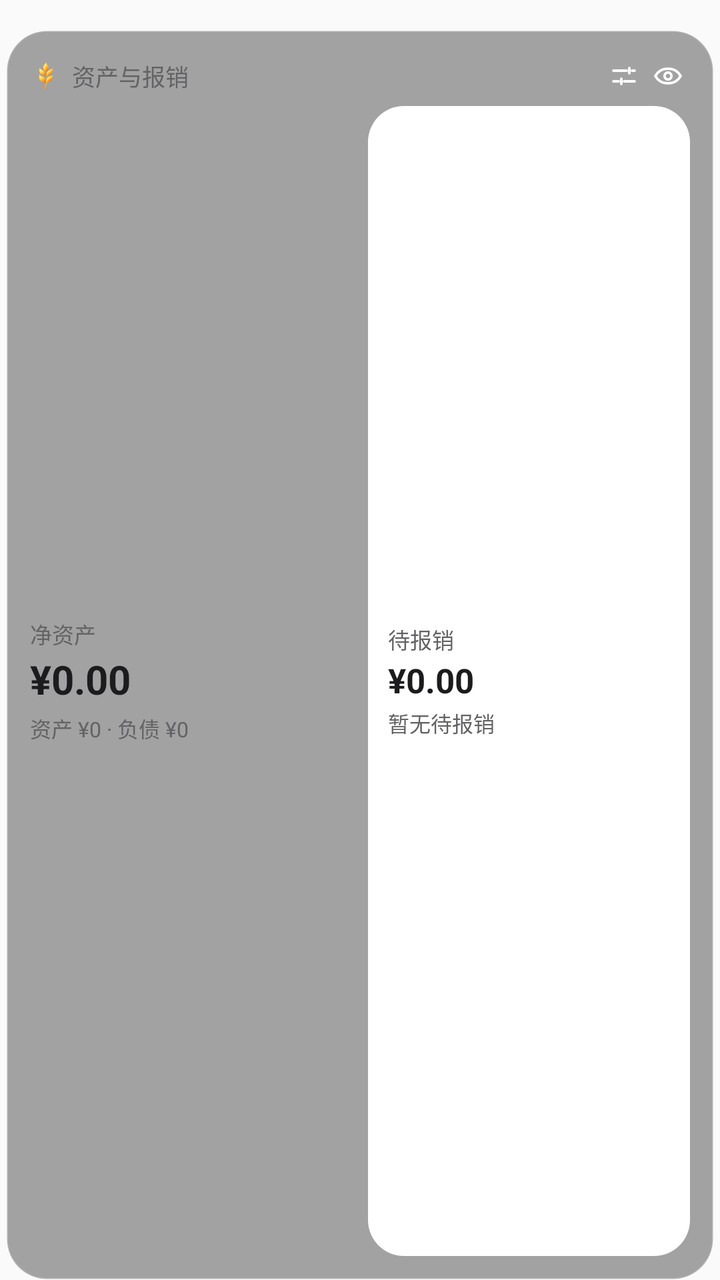
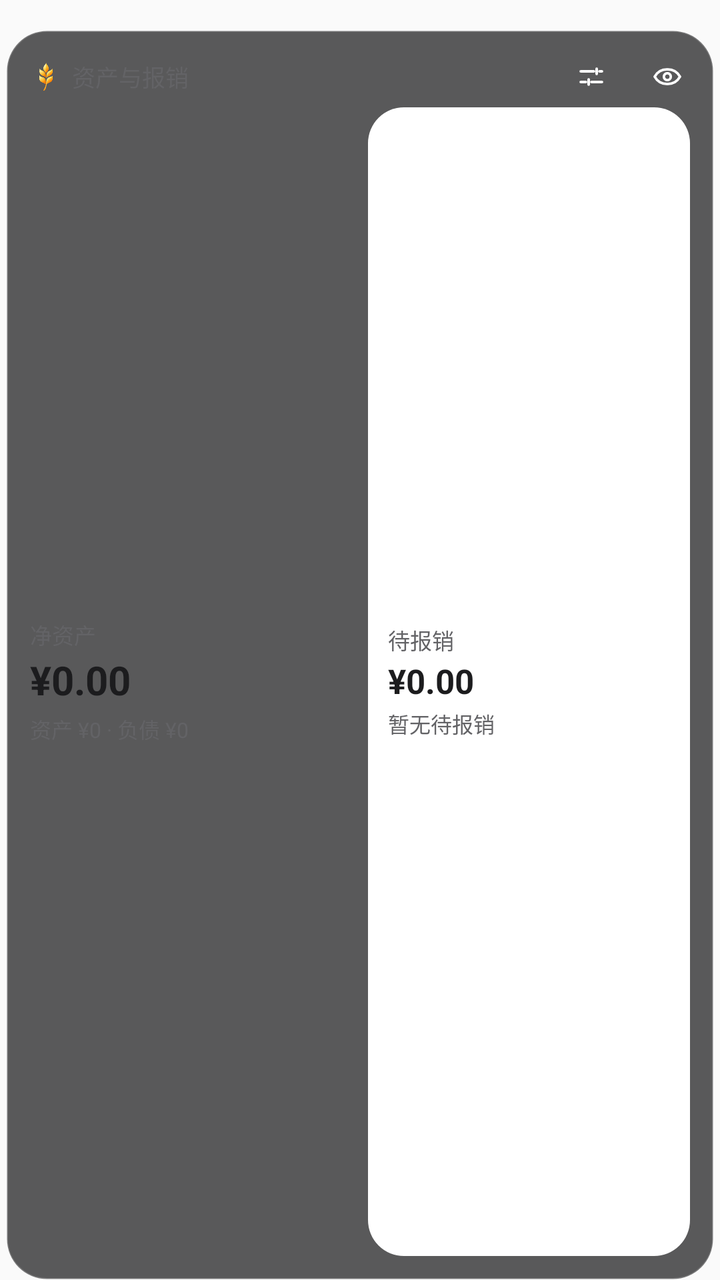

Screens rendered from an Android XML layout before and after an edit, with the pre-edit source and the edit as a unified diff.
<!-- AndroidManifest.xml: application theme Theme.MyMoney -->
<!-- res/layout/widget_asset_wide.xml -->
<?xml version="1.0" encoding="utf-8"?>
<FrameLayout xmlns:android="http://schemas.android.com/apk/res/android"
    android:id="@+id/widget_root"
    android:layout_width="match_parent"
    android:layout_height="match_parent"
    android:paddingHorizontal="3dp"
    android:paddingTop="15dp"
    android:paddingBottom="0dp">

    <LinearLayout
        android:id="@+id/widget_card"
        android:layout_width="match_parent"
        android:layout_height="match_parent"
        android:background="@drawable/widget_background_glass_dark"
        android:orientation="vertical"
        android:padding="12dp">

        <LinearLayout
            android:layout_width="match_parent"
            android:layout_height="wrap_content"
            android:gravity="center_vertical"
            android:orientation="horizontal">

            <ImageView
                android:layout_width="16dp"
                android:layout_height="16dp"
                android:layout_marginEnd="5dp"
                android:importantForAccessibility="no"
                android:scaleType="fitCenter"
                android:src="@drawable/ic_brand_color" />

            <TextView
                android:id="@+id/widget_wide_header"
                android:layout_width="0dp"
                android:layout_height="wrap_content"
                android:layout_weight="1"
                android:maxLines="1"
                android:text="资产与报销"
                android:textColor="@color/widget_secondary"
                android:textSize="11.5sp" />

            <ImageView
                android:id="@+id/widget_tune"
                android:layout_width="22dp"
                android:layout_height="22dp"
                android:contentDescription="配置小组件"
                android:padding="3dp"
                android:src="@drawable/ic_widget_tune" />

            <ImageView
                android:id="@+id/widget_eye"
                android:layout_width="22dp"
                android:layout_height="22dp"
                android:padding="3dp"
                android:src="@drawable/ic_widget_eye_on" />
        </LinearLayout>

        <LinearLayout
            android:layout_width="match_parent"
            android:layout_height="0dp"
            android:layout_marginTop="4dp"
            android:layout_weight="1"
            android:orientation="horizontal">

            <LinearLayout
                android:id="@+id/widget_primary_block"
                android:layout_width="0dp"
                android:layout_height="match_parent"
                android:layout_marginEnd="8dp"
                android:layout_weight="1"
                android:gravity="center_vertical"
                android:orientation="vertical">

                <TextView
                    android:id="@+id/widget_primary_label"
                    android:layout_width="match_parent"
                    android:layout_height="wrap_content"
                    android:maxLines="1"
                    android:text="净资产"
                    android:textColor="@color/widget_secondary"
                    android:textSize="11sp" />

                <TextView
                    android:id="@+id/widget_primary_amount"
                    android:layout_width="match_parent"
                    android:layout_height="wrap_content"
                    android:layout_marginTop="1dp"
                    android:autoSizeMaxTextSize="21sp"
                    android:autoSizeMinTextSize="13sp"
                    android:autoSizeStepGranularity="1sp"
                    android:autoSizeTextType="uniform"
                    android:maxLines="1"
                    android:text="¥0.00"
                    android:textColor="@color/widget_primary"
                    android:textSize="20sp"
                    android:textStyle="bold" />

                <TextView
                    android:id="@+id/widget_primary_sub"
                    android:layout_width="match_parent"
                    android:layout_height="wrap_content"
                    android:layout_marginTop="3dp"
                    android:ellipsize="end"
                    android:maxLines="1"
                    android:text="资产 ¥0 · 负债 ¥0"
                    android:textColor="@color/widget_secondary"
                    android:textSize="10.5sp" />
            </LinearLayout>

            <FrameLayout
                android:id="@+id/widget_secondary_block"
                android:layout_width="0dp"
                android:layout_height="match_parent"
                android:layout_weight="1">

                <ImageView
                    android:id="@+id/widget_secondary_bg"
                    android:layout_width="match_parent"
                    android:layout_height="match_parent"
                    android:importantForAccessibility="no"
                    android:scaleType="fitXY"
                    android:src="@drawable/widget_accent_pill" />

                <LinearLayout
                    android:layout_width="match_parent"
                    android:layout_height="match_parent"
                    android:gravity="center_vertical"
                    android:orientation="vertical"
                    android:paddingHorizontal="10dp"
                    android:paddingVertical="8dp">

                    <TextView
                        android:id="@+id/widget_secondary_title"
                        android:layout_width="match_parent"
                        android:layout_height="wrap_content"
                        android:maxLines="1"
                        android:text="待报销"
                        android:textColor="@color/widget_secondary"
                        android:textSize="11sp" />

                    <TextView
                        android:id="@+id/widget_secondary_amount"
                        android:layout_width="match_parent"
                        android:layout_height="wrap_content"
                        android:layout_marginTop="1dp"
                        android:autoSizeMaxTextSize="18sp"
                        android:autoSizeMinTextSize="12sp"
                        android:autoSizeStepGranularity="1sp"
                        android:autoSizeTextType="uniform"
                        android:maxLines="1"
                        android:text="¥0.00"
                        android:textColor="@color/widget_primary"
                        android:textSize="17sp"
                        android:textStyle="bold" />

                    <TextView
                        android:id="@+id/widget_secondary_sub"
                        android:layout_width="match_parent"
                        android:layout_height="wrap_content"
                        android:layout_marginTop="2dp"
                        android:ellipsize="end"
                        android:maxLines="1"
                        android:text="暂无待报销"
                        android:textColor="@color/widget_secondary"
                        android:textSize="10.5sp" />
                </LinearLayout>
            </FrameLayout>
        </LinearLayout>
    </LinearLayout>
</FrameLayout>
<!-- resources referenced by this layout -->
<resources>
  <color name="widget_primary">#1C1C1E</color>
  <color name="widget_secondary">#636366</color>
  <!-- drawable ic_brand_color: png bitmap (drawable-hdpi, 4239 bytes) -->
  <!-- drawable ic_widget_eye_on (drawable) -->
  <?xml version="1.0" encoding="utf-8"?>
  <vector xmlns:android="http://schemas.android.com/apk/res/android"
      android:width="20dp"
      android:height="20dp"
      android:viewportWidth="24"
      android:viewportHeight="24">
      <path
          android:fillColor="#00000000"
          android:pathData="M2.5,12C4.6,8.2 8,6.5 12,6.5C16,6.5 19.4,8.2 21.5,12C19.4,15.8 16,17.5 12,17.5C8,17.5 4.6,15.8 2.5,12Z"
          android:strokeWidth="1.9"
          android:strokeColor="#FFFFFF"
          android:strokeLineJoin="round" />
      <path
          android:fillColor="#00000000"
          android:pathData="M12,12m-2.6,0a2.6,2.6 0,1 1,5.2 0a2.6,2.6 0,1 1,-5.2 0"
          android:strokeWidth="1.9"
          android:strokeColor="#FFFFFF" />
  </vector>
  <!-- drawable ic_widget_tune (drawable) -->
  <?xml version="1.0" encoding="utf-8"?>
  <vector xmlns:android="http://schemas.android.com/apk/res/android"
      android:width="18dp"
      android:height="18dp"
      android:viewportWidth="24"
      android:viewportHeight="24">
      <path
          android:fillColor="#00000000"
          android:pathData="M4,8H14M18,8H20M4,16H8M12,16H20M16,6V10M10,14V18"
          android:strokeWidth="1.9"
          android:strokeColor="#FFFFFF"
          android:strokeLineCap="round" />
  </vector>
  <!-- drawable widget_accent_pill (drawable) -->
  <?xml version="1.0" encoding="utf-8"?>
  <shape xmlns:android="http://schemas.android.com/apk/res/android" android:shape="rectangle">
      <solid android:color="#FFFFFF" />
      <corners android:radius="18dp" />
  </shape>
  <!-- drawable widget_background_glass_dark (drawable) -->
  <?xml version="1.0" encoding="utf-8"?>
  <shape xmlns:android="http://schemas.android.com/apk/res/android" android:shape="rectangle">
      <solid android:color="#62161618" />
      <corners android:radius="20dp" />
      <stroke android:width="1dp" android:color="#30FFFFFF" />
  </shape>
  <style name="Theme.MyMoney" parent="android:Theme.Material.Light.NoActionBar" />
</resources>

<!-- the commit's change to res/layout/widget_asset_wide.xml (unified diff, before → after) -->
@@ -41,17 +41,23 @@
 
             <ImageView
                 android:id="@+id/widget_tune"
-                android:layout_width="22dp"
-                android:layout_height="22dp"
+                android:layout_width="34dp"
+                android:layout_height="34dp"
+                android:layout_marginTop="-6dp"
+                android:layout_marginEnd="4dp"
+                android:layout_marginBottom="-6dp"
                 android:contentDescription="配置小组件"
-                android:padding="3dp"
+                android:padding="9dp"
                 android:src="@drawable/ic_widget_tune" />
 
             <ImageView
                 android:id="@+id/widget_eye"
-                android:layout_width="22dp"
-                android:layout_height="22dp"
-                android:padding="3dp"
+                android:layout_width="34dp"
+                android:layout_height="34dp"
+                android:layout_marginTop="-6dp"
+                android:layout_marginEnd="-6dp"
+                android:layout_marginBottom="-6dp"
+                android:padding="9dp"
                 android:src="@drawable/ic_widget_eye_on" />
         </LinearLayout>
 
@@ -89,6 +95,8 @@
                     android:autoSizeMinTextSize="13sp"
                     android:autoSizeStepGranularity="1sp"
                     android:autoSizeTextType="uniform"
+                    android:ellipsize="end"
+                    android:fontFeatureSettings="tnum"
                     android:maxLines="1"
                     android:text="¥0.00"
                     android:textColor="@color/widget_primary"
@@ -101,6 +109,7 @@
                     android:layout_height="wrap_content"
                     android:layout_marginTop="3dp"
                     android:ellipsize="end"
+                    android:fontFeatureSettings="tnum"
                     android:maxLines="1"
                     android:text="资产 ¥0 · 负债 ¥0"
                     android:textColor="@color/widget_secondary"
@@ -147,6 +156,8 @@
                         android:autoSizeMinTextSize="12sp"
                         android:autoSizeStepGranularity="1sp"
                         android:autoSizeTextType="uniform"
+                        android:ellipsize="end"
+                        android:fontFeatureSettings="tnum"
                         android:maxLines="1"
                         android:text="¥0.00"
                         android:textColor="@color/widget_primary"
@@ -159,6 +170,7 @@
                         android:layout_height="wrap_content"
                         android:layout_marginTop="2dp"
                         android:ellipsize="end"
+                        android:fontFeatureSettings="tnum"
                         android:maxLines="1"
                         android:text="暂无待报销"
                         android:textColor="@color/widget_secondary"
<!-- resource entries referenced after the edit -->
@@ -45,7 +45,7 @@
   <!-- drawable widget_background_glass_dark (drawable) -->
   <?xml version="1.0" encoding="utf-8"?>
   <shape xmlns:android="http://schemas.android.com/apk/res/android" android:shape="rectangle">
-      <solid android:color="#62161618" />
+      <solid android:color="#B3161618" />
       <corners android:radius="20dp" />
       <stroke android:width="1dp" android:color="#30FFFFFF" />
   </shape>
